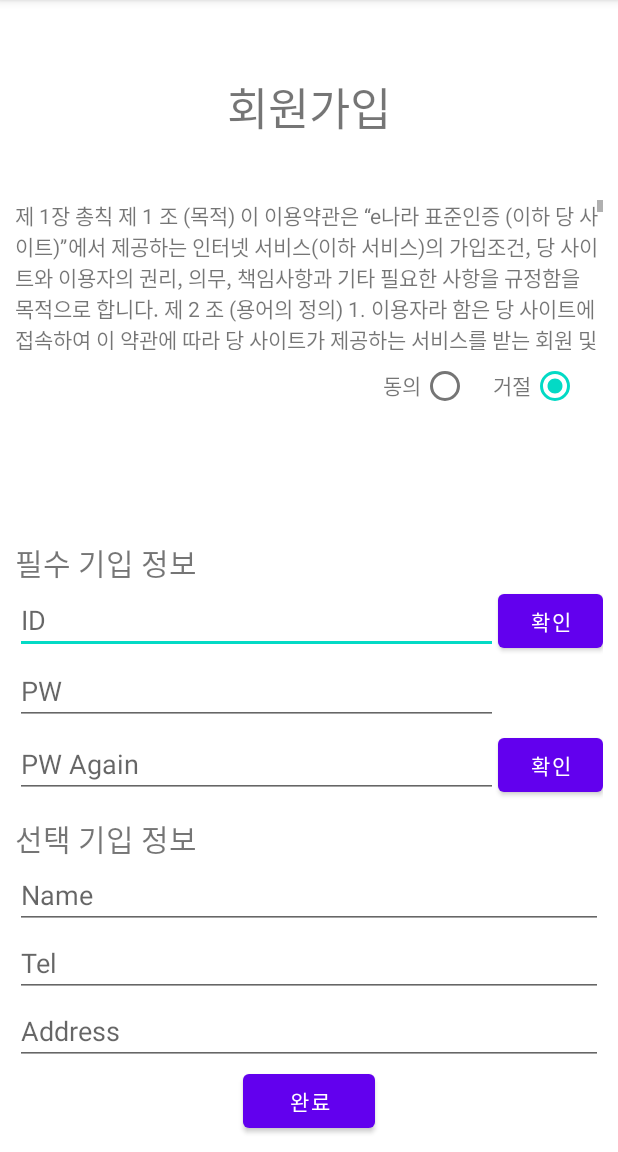
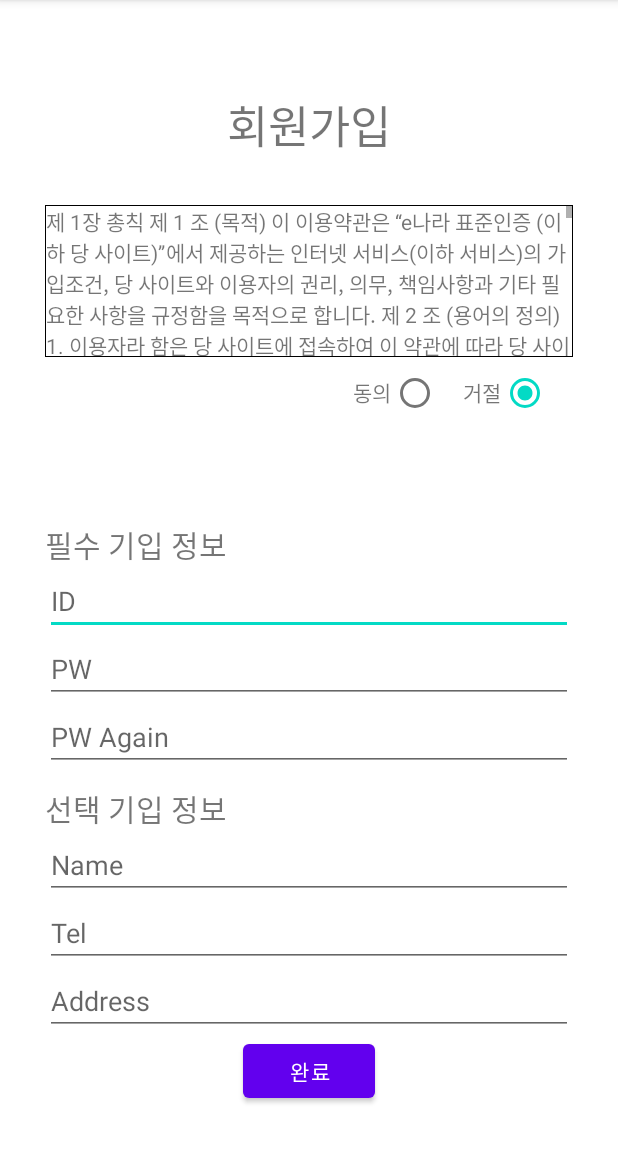
Before and after one commit to pcjs156/mobile_programming_assignment01, an Android app: the SignUpActivity screen opened directly, with no data from a screen before it, on a phone screen of 412 x 824 dp, the part 84-1236 px from its top. Run offline under Robolectric (Android 15) with nearby library versions, the phone set to English and light mode, and no system bars.

Commit message:
feat: Beautify SignUp page
+ Remove unused check buttons
+ Give edge line to Terms and conditions scroll view

```diff
--- a/app/src/main/java/com/example/assignment01/SignUpActivity.java
+++ b/app/src/main/java/com/example/assignment01/SignUpActivity.java
@@ -23,8 +23,6 @@ public class SignUpActivity extends ActivityWithUserInfoView {
     EditText telEdit;
     EditText addressEdit;
 
-    Button idCheckBtn;
-    Button passwordCheckBtn;
     Button signUpCompleteBtn;
 
     RadioGroup TCRadioGroup;
@@ -47,8 +45,6 @@ public class SignUpActivity extends ActivityWithUserInfoView {
         telEdit = (EditText) findViewById(R.id.telEdit);
         addressEdit = (EditText) findViewById(R.id.addressEdit);
 
-        idCheckBtn = (Button) findViewById(R.id.idCheckBtn);
-        passwordCheckBtn = (Button) findViewById(R.id.passwordCheckBtn);
         signUpCompleteBtn = (Button) findViewById(R.id.signUpCompleteBtn);
     }
 
--- a/app/src/main/res/layout/activity_sign_up.xml
+++ b/app/src/main/res/layout/activity_sign_up.xml
@@ -3,7 +3,7 @@
     android:layout_width="match_parent"
     android:layout_height="match_parent"
     android:orientation="vertical"
-    android:padding="10dp">
+    android:padding="30dp">
 
     <TextView
         android:id="@+id/signUpTitle"
@@ -21,15 +21,22 @@
         android:layout_weight="1"
         android:orientation="vertical">
 
+        <LinearLayout
+            android:layout_width="match_parent"
+            android:layout_height="wrap_content"
+            android:padding="0.5sp"
+            android:background="@color/black">
             <ScrollView
                 android:layout_width="match_parent"
-            android:layout_height="100sp">
+                android:layout_height="100sp"
+                android:background="@color/white">
 
                 <TextView
                     android:layout_width="match_parent"
                     android:layout_height="20sp"
                     android:text="@string/termsAndConditions" />
             </ScrollView>
+        </LinearLayout>
 
         <RadioGroup
             android:id="@+id/TCRadioGroup"
@@ -74,10 +81,6 @@
             android:text="필수 기입 정보"
             android:textSize="20sp" />
 
-        <LinearLayout
-            android:layout_width="match_parent"
-            android:layout_height="wrap_content"
-            android:orientation="horizontal">
 
         <EditText
             android:id="@+id/idEdit"
@@ -87,19 +90,6 @@
             android:hint="ID"
             android:inputType="text" />
 
-            <Button
-                android:id="@+id/idCheckBtn"
-                android:layout_width="wrap_content"
-                android:layout_height="wrap_content"
-                android:layout_weight="1"
-                android:text="확인" />
-        </LinearLayout>
-
-        <LinearLayout
-            android:layout_width="match_parent"
-            android:layout_height="wrap_content"
-            android:orientation="horizontal">
-
         <EditText
             android:id="@+id/passwordEdit"
             android:layout_width="match_parent"
@@ -107,18 +97,6 @@
             android:layout_weight="4"
             android:hint="PW"
             android:inputType="textPassword" />
-
-            <Button
-                android:layout_width="wrap_content"
-                android:layout_height="wrap_content"
-                android:layout_weight="1"
-                android:visibility="invisible" />
-        </LinearLayout>
-
-        <LinearLayout
-            android:layout_width="match_parent"
-            android:layout_height="wrap_content"
-            android:orientation="horizontal">
 
         <EditText
             android:id="@+id/passwordAgainEdit"
@@ -128,13 +106,6 @@
             android:hint="PW Again"
             android:inputType="textPassword" />
 
-            <Button
-                android:id="@+id/passwordCheckBtn"
-                android:layout_width="wrap_content"
-                android:layout_height="wrap_content"
-                android:layout_weight="1"
-                android:text="확인" />
-        </LinearLayout>
     </LinearLayout>
 
     <LinearLayout
```
Lines whose indentation alone changed are shown as unchanged.
